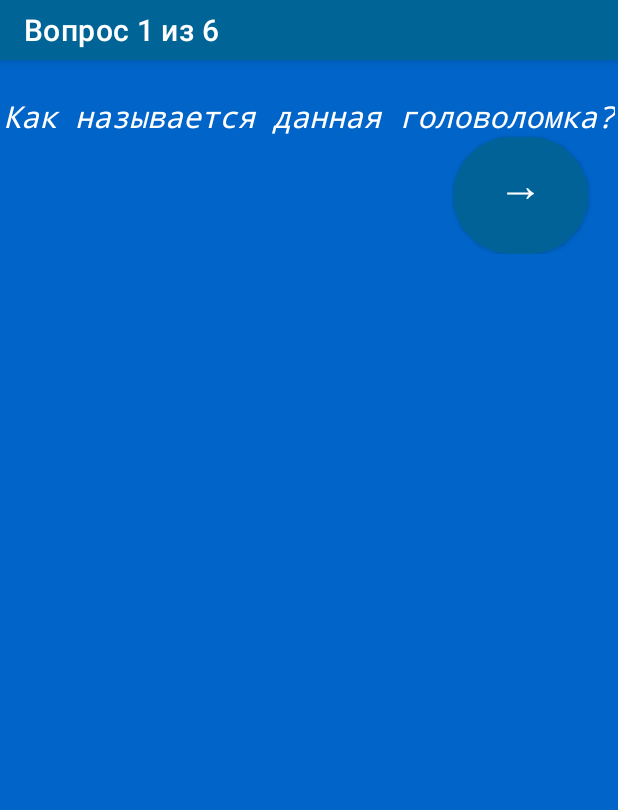
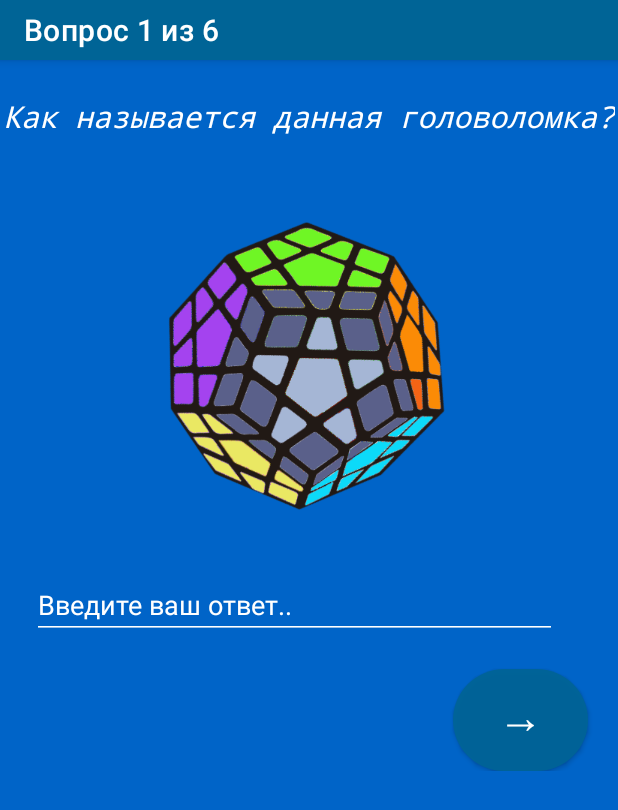
Before and after one commit to CorgiPuppy/CubeGuide, an Android app: the FirstQuestionFragment screen opened through its navigation route, on a phone screen of 412 x 824 dp. Shown: the top 810 px of the screen. Run offline under Robolectric (Android 15) with nearby library versions, the phone set to English and light mode, and no system bars.

Commit message:
feat: add an image and an edittext view.

```diff
--- a/app/src/main/res/layout/fragment_first_question.xml
+++ b/app/src/main/res/layout/fragment_first_question.xml
@@ -35,19 +35,61 @@
             app:layout_constraintStart_toStartOf="parent"
             app:layout_constraintEnd_toEndOf="parent" />
 
+        <ImageView
+            android:id="@+id/megaminx"
+            android:layout_width="250dp"
+            android:layout_height="250dp"
+            android:layout_marginTop="24dp"
+            android:adjustViewBounds="true"
+            android:contentDescription="@string/megaminx_description"
+            android:scaleType="centerCrop"
+            android:src="@drawable/megaminx"
+
+            app:layout_constraintEnd_toEndOf="parent"
+            app:layout_constraintStart_toStartOf="parent"
+            app:layout_constraintTop_toBottomOf="@id/first_question"
+            tools:visibility="visible" />
+
+        <androidx.constraintlayout.widget.Guideline
+            android:id="@+id/start_guideline"
+            android:layout_width="0dp"
+            android:layout_height="0dp"
+
+            android:orientation="vertical"
+            app:layout_constraintGuide_begin="21dp" />
+
+        <EditText
+            android:id="@+id/enterFirstAnswer"
+            android:layout_width="350dp"
+            android:layout_height="wrap_content"
+            android:layout_marginTop="15dp"
+            android:layout_marginEnd="40dp"
+            android:layout_marginBottom="30dp"
+            android:autofillHints="name"
+            android:backgroundTint="@color/white"
+            android:hint="@string/hint_enter_answer"
+            android:inputType="textMultiLine"
+
+            android:textColorHint="@color/white"
+            app:layout_constraintBottom_toTopOf="@id/next_button"
+            app:layout_constraintEnd_toEndOf="parent"
+            app:layout_constraintStart_toStartOf="@id/start_guideline"
+            app:layout_constraintTop_toBottomOf="@id/megaminx" />
+
         <Button
             android:id="@+id/next_button"
             android:layout_width="wrap_content"
             android:layout_height="wrap_content"
+            android:layout_marginTop="20dp"
             android:layout_marginEnd="20dp"
-            android:paddingBottom="20dp"
+            android:paddingBottom="10dp"
             android:paddingStart="30dp"
             android:paddingEnd="30dp"
             android:background="@drawable/rounded_button"
             android:text="@string/next_button"
             android:textSize="30sp"
 
-            app:layout_constraintTop_toBottomOf="@id/first_question"
+            app:layout_constraintTop_toBottomOf="@id/enterFirstAnswer"
             app:layout_constraintEnd_toEndOf="parent" />
     </androidx.constraintlayout.widget.ConstraintLayout>
 </ScrollView>
```
